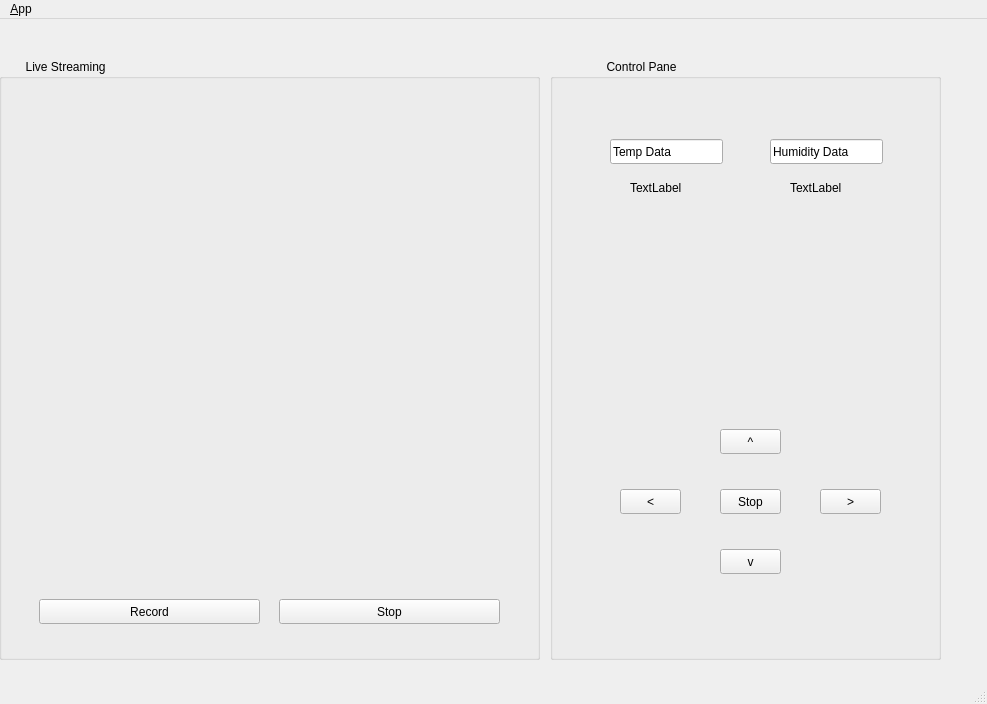
Old version of the form monitoring_gui/ui/main_window.ui in the repository Ko-Sai/environmental_monitoring_system.
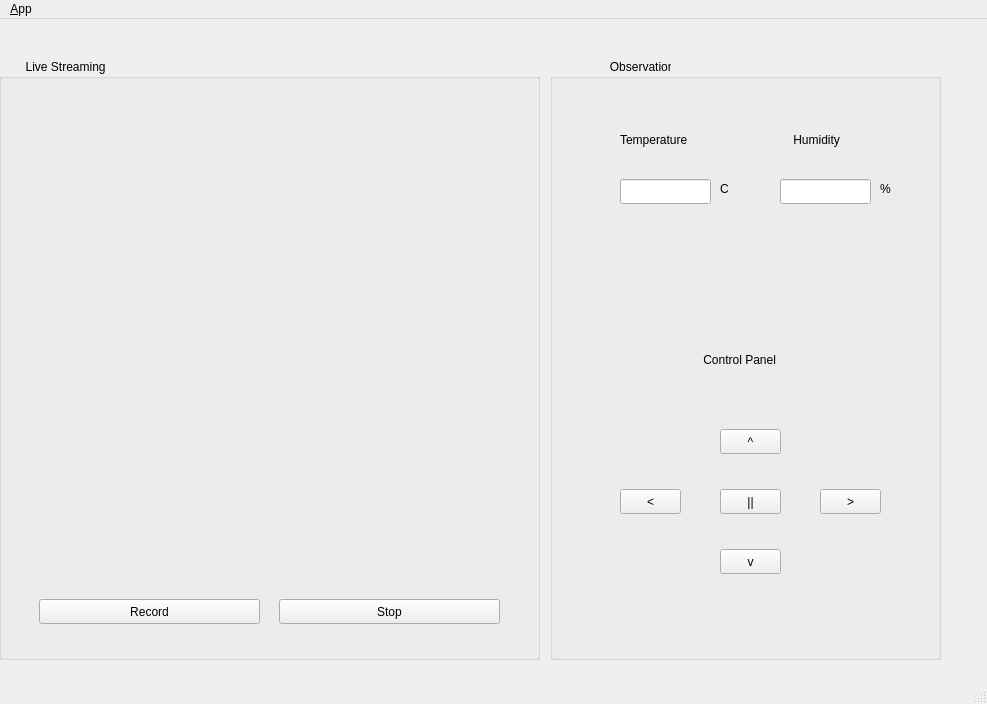
New version of the form. Icons and pictures are not drawn.

Commit message: Fine Tuning GUI Design

The edit to the form file:
```diff
--- a/monitoring_gui/ui/main_window.ui
+++ b/monitoring_gui/ui/main_window.ui
@@ -93,7 +93,7 @@
      </rect>
     </property>
     <property name="title">
-     <string>                 Control Panel</string>
+     <string>                  Observation</string>
     </property>
     <widget class="QPushButton" name="forwardButton">
      <property name="geometry">
@@ -157,59 +157,92 @@
       </rect>
      </property>
      <property name="text">
-      <string>Stop</string>
+      <string>||</string>
      </property>
     </widget>
-    <widget class="QLineEdit" name="tempLineEdit">
+    <widget class="QLabel" name="label">
      <property name="geometry">
       <rect>
-       <x>60</x>
-       <y>80</y>
-       <width>113</width>
-       <height>25</height>
+       <x>170</x>
+       <y>120</y>
+       <width>41</width>
+       <height>20</height>
       </rect>
      </property>
      <property name="text">
-      <string>Temp Data</string>
+      <string>C</string>
      </property>
     </widget>
-    <widget class="QLineEdit" name="humidityLineEdit">
+    <widget class="QLabel" name="label_2">
      <property name="geometry">
       <rect>
-       <x>220</x>
-       <y>80</y>
-       <width>113</width>
-       <height>25</height>
+       <x>330</x>
+       <y>120</y>
+       <width>41</width>
+       <height>20</height>
       </rect>
      </property>
      <property name="text">
-      <string>Humidity Data</string>
+      <string>%</string>
      </property>
     </widget>
-    <widget class="QLabel" name="tempDisplay">
+    <widget class="QLineEdit" name="tempDisplay">
      <property name="geometry">
       <rect>
-       <x>80</x>
+       <x>70</x>
        <y>120</y>
-       <width>67</width>
-       <height>17</height>
+       <width>91</width>
+       <height>25</height>
       </rect>
      </property>
+    </widget>
+    <widget class="QLineEdit" name="humidityDisplay">
+     <property name="geometry">
+      <rect>
+       <x>230</x>
+       <y>120</y>
+       <width>91</width>
+       <height>25</height>
+      </rect>
+     </property>
+    </widget>
+    <widget class="QLabel" name="label_3">
+     <property name="geometry">
+      <rect>
+       <x>140</x>
+       <y>280</y>
+       <width>141</width>
+       <height>41</height>
+      </rect>
+     </property>
      <property name="text">
-      <string>TextLabel</string>
+      <string>    Control Panel</string>
      </property>
     </widget>
-    <widget class="QLabel" name="humidityDisplay">
+    <widget class="QLabel" name="tempLabel">
      <property name="geometry">
       <rect>
-       <x>240</x>
-       <y>120</y>
-       <width>67</width>
-       <height>17</height>
+       <x>70</x>
+       <y>70</y>
+       <width>101</width>
+       <height>21</height>
       </rect>
      </property>
      <property name="text">
-      <string>TextLabel</string>
+      <string>Temperature</string>
+     </property>
+    </widget>
+    <widget class="QLabel" name="humidityLabel">
+     <property name="geometry">
+      <rect>
+       <x>230</x>
+       <y>70</y>
+       <width>101</width>
+       <height>21</height>
+      </rect>
+     </property>
+     <property name="text">
+      <string>    Humidity</string>
      </property>
     </widget>
    </widget>
```
The commit also changes 2 other files.
